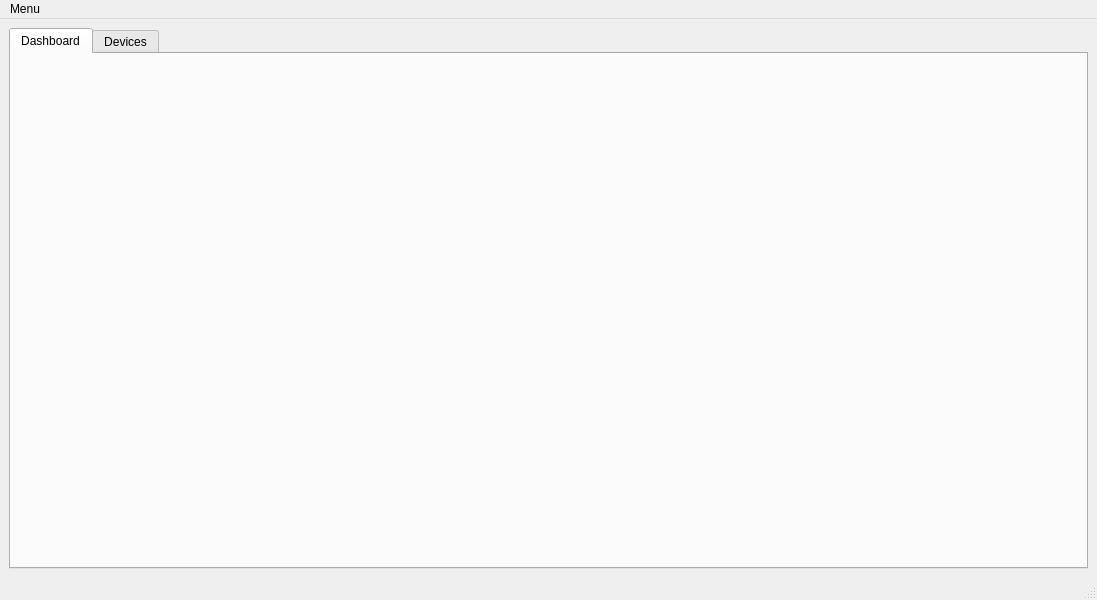
This is mainwindow.ui in NaixVx/SmartHomeManager as Qt 5 draws it before an edit. The edited form follows.
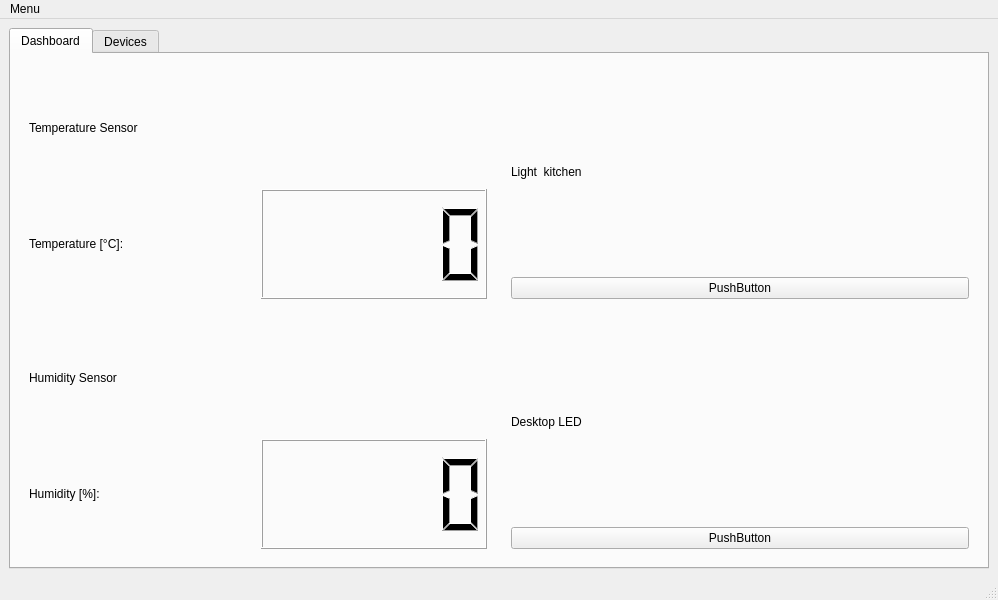
This is the edited form.

Commit message: feat: add sample sensors for dashboard

```diff
--- a/mainwindow.ui
+++ b/mainwindow.ui
@@ -6,7 +6,7 @@
    <rect>
     <x>0</x>
     <y>0</y>
-    <width>1097</width>
+    <width>998</width>
     <height>600</height>
    </rect>
   </property>
@@ -17,6 +17,9 @@
    <layout class="QVBoxLayout" name="verticalLayout">
     <item>
      <widget class="QTabWidget" name="tabWidget">
+      <property name="enabled">
+       <bool>true</bool>
+      </property>
       <property name="currentIndex">
        <number>0</number>
       </property>
@@ -24,6 +27,94 @@
        <attribute name="title">
         <string>Dashboard</string>
        </attribute>
+       <layout class="QGridLayout" name="gridLayout">
+        <item row="1" column="1">
+         <widget class="QWidget" name="sensor_4" native="true">
+          <layout class="QVBoxLayout" name="verticalLayout_2">
+           <item>
+            <widget class="QLabel" name="label_5">
+             <property name="text">
+              <string>Desktop LED</string>
+             </property>
+            </widget>
+           </item>
+           <item>
+            <widget class="QPushButton" name="pushButton">
+             <property name="text">
+              <string>PushButton</string>
+             </property>
+            </widget>
+           </item>
+          </layout>
+         </widget>
+        </item>
+        <item row="0" column="0">
+         <widget class="QWidget" name="sensor_2" native="true">
+          <layout class="QGridLayout" name="gridLayout_2">
+           <item row="1" column="0">
+            <widget class="QLabel" name="label_2">
+             <property name="text">
+              <string>Temperature [°C]:</string>
+             </property>
+            </widget>
+           </item>
+           <item row="0" column="0" colspan="2">
+            <widget class="QLabel" name="label">
+             <property name="text">
+              <string>Temperature Sensor</string>
+             </property>
+            </widget>
+           </item>
+           <item row="1" column="1">
+            <widget class="QLCDNumber" name="lcdNumber"/>
+           </item>
+          </layout>
+         </widget>
+        </item>
+        <item row="1" column="0">
+         <widget class="QWidget" name="sensor_3" native="true">
+          <layout class="QGridLayout" name="gridLayout_3">
+           <item row="2" column="1">
+            <widget class="QLCDNumber" name="lcdNumber_2"/>
+           </item>
+           <item row="2" column="0">
+            <widget class="QLabel" name="label_6">
+             <property name="text">
+              <string>Humidity [%]:</string>
+             </property>
+            </widget>
+           </item>
+           <item row="0" column="0" colspan="2">
+            <widget class="QLabel" name="label_4">
+             <property name="text">
+              <string>Humidity Sensor</string>
+             </property>
+            </widget>
+           </item>
+          </layout>
+         </widget>
+        </item>
+        <item row="0" column="1">
+         <widget class="QWidget" name="sensor_1" native="true">
+          <layout class="QVBoxLayout" name="verticalLayout_3">
+           <item>
+            <widget class="QLabel" name="label_3">
+             <property name="text">
+              <string>Light  kitchen</string>
+             </property>
+            </widget>
+           </item>
+           <item>
+            <widget class="QPushButton" name="pushButton_2">
+             <property name="text">
+              <string>PushButton</string>
+             </property>
+            </widget>
+           </item>
+          </layout>
+         </widget>
+        </item>
+       </layout>
       </widget>
       <widget class="QWidget" name="tab_2">
        <attribute name="title">
@@ -40,7 +131,7 @@
     <rect>
      <x>0</x>
      <y>0</y>
-     <width>1097</width>
+     <width>998</width>
      <height>21</height>
     </rect>
    </property>
```
Left out of the diff: 4 changed lines with no effect on the pictures. The commit also changes 1 other file.
